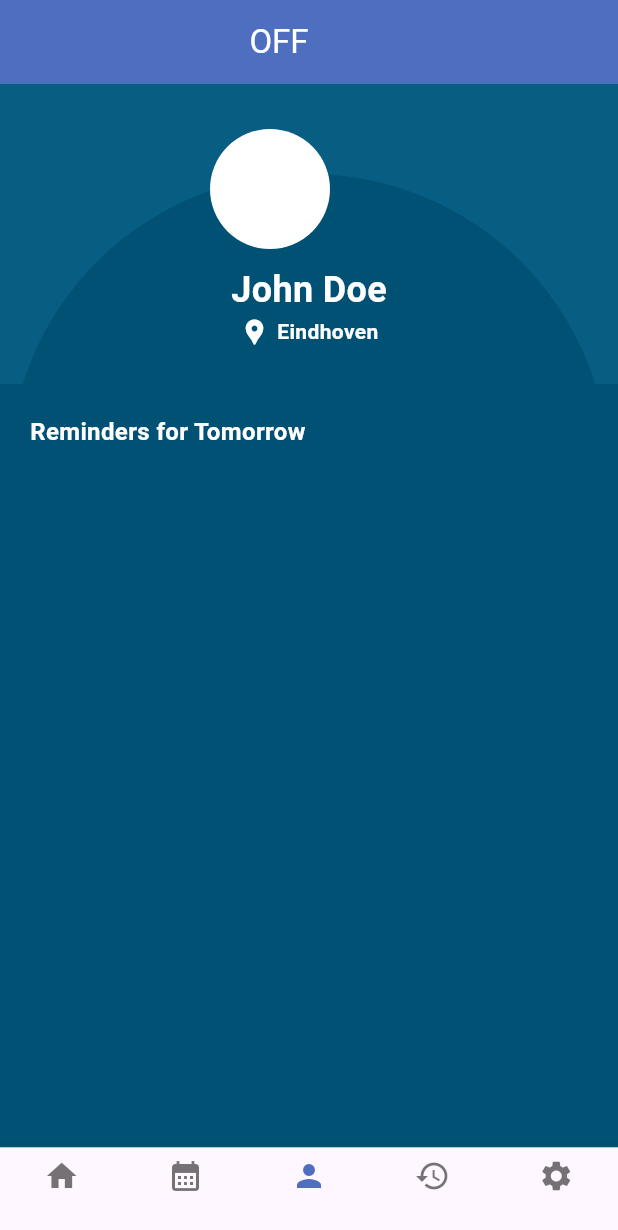
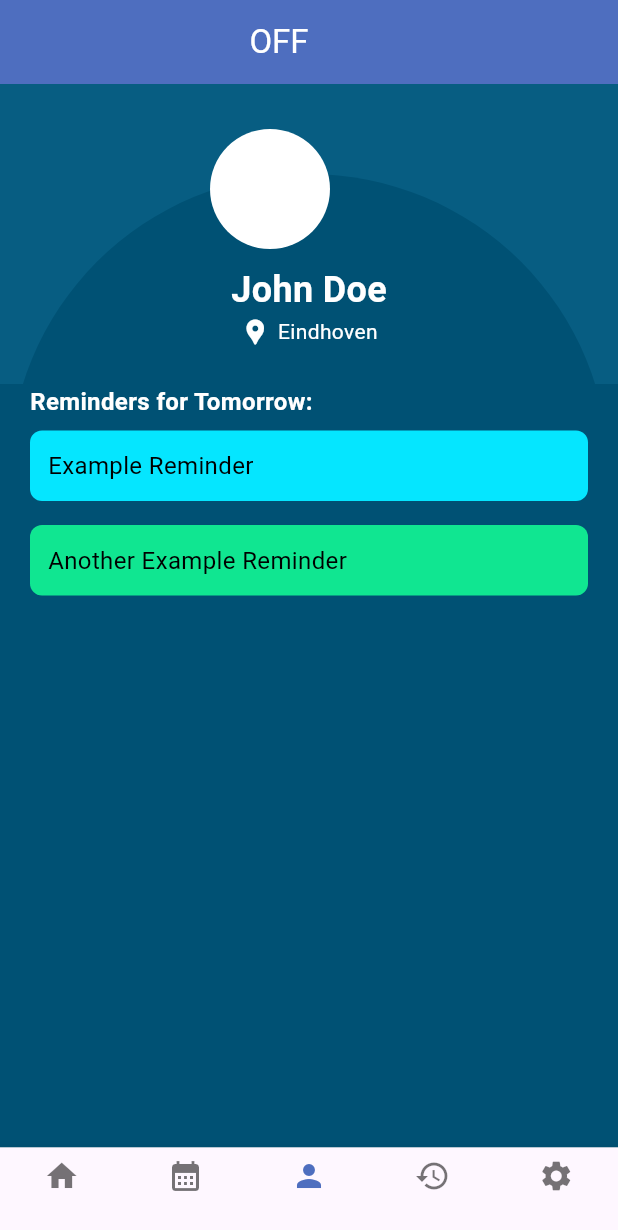
Before and after one commit to jraemakers/industry-project-krom2, a Flutter app: the screen it shows after launch, item 3 of the bottom bar chosen, on a phone screen of 412 x 824 dp. Shown: the top 1230 px of the screen. Run offline on Flutter 3.47's test engine with Material 3 defaults, Android fonts, the phone set to English and light mode, and no system bars; our stand-ins replace shared_preferences.

Commit message:
added containers

```diff
--- a/escape/lib/screens/profile_screen.dart
+++ b/escape/lib/screens/profile_screen.dart
@@ -84,7 +84,6 @@ class ProfileScreen extends StatelessWidget {
                           style: TextStyle(
                             fontSize: 14,
                             color: Colors.white,
-                            fontWeight: FontWeight.bold,
                           ),
                         ),
                       ],
@@ -97,14 +96,51 @@ class ProfileScreen extends StatelessWidget {
           // Additional Text
           Positioned(
             left: 20,
-            top: 220,
-            child: Text(
-              'Reminders for Tomorrow',
-              style: TextStyle(
-                fontSize: 16,
-                color: Colors.white,
-                fontWeight: FontWeight.bold,
-              ),
+            top: 200,
+            child: Column(
+              crossAxisAlignment: CrossAxisAlignment.start,
+              children: [
+                Text(
+                  'Reminders for Tomorrow:',
+                  style: TextStyle(
+                    fontSize: 16,
+                    color: Colors.white,
+                    fontWeight: FontWeight.bold,
+                  ),
+                ),
+                SizedBox(height: 8), // Adjust vertical spacing
+                Container(
+                  width: screenSize.width - 40, // Adjust width to fill the screen
+                  padding: EdgeInsets.all(12), // Padding inside the container
+                  decoration: BoxDecoration(
+                    color: Color.fromARGB(255, 5, 230, 255), // Background color of the rectangle
+                    borderRadius: BorderRadius.circular(8), // Border radius
+                  ),
+                  child: Text(
+                    'Example Reminder',
+                    style: TextStyle(
+                      fontSize: 16,
+                      color: Colors.black,
+                    ),
+                  ),
+                ),
+                SizedBox(height: 16), // Add vertical spacing between containers
+                Container(
+                  width: screenSize.width - 40, // Adjust width to fill the screen
+                  padding: EdgeInsets.all(12), // Padding inside the container
+                  decoration: BoxDecoration(
+                    color: Color.fromARGB(255, 16, 230, 145), // Background color of the rectangle
+                    borderRadius: BorderRadius.circular(8), // Border radius
+                  ),
+                  child: Text(
+                    'Another Example Reminder',
+                    style: TextStyle(
+                      fontSize: 16,
+                      color: Colors.black,
+                    ),
+                  ),
+                ),
+              ],
             ),
           ),
         ],
```
